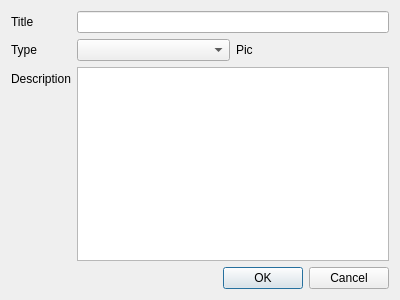
Above: ui/MapAddPinDialog.ui from dmzdev/stance before the change. Below: the same form after it.
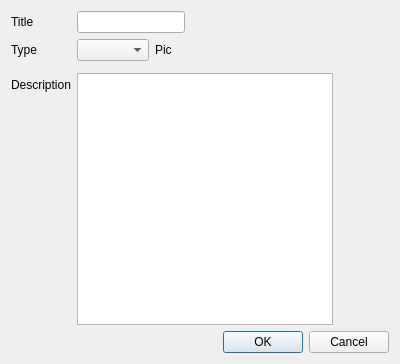
That is the form after the change.

Commit message: Added dynamically created radio buttons which allow user to select groups when dropping pins. WIP.

```diff
--- a/ui/MapAddPinDialog.ui
+++ b/ui/MapAddPinDialog.ui
@@ -7,13 +7,16 @@
     <x>0</x>
     <y>0</y>
     <width>400</width>
-    <height>300</height>
+    <height>364</height>
    </rect>
   </property>
   <property name="windowTitle">
    <string>Dialog</string>
   </property>
   <layout class="QFormLayout" name="formLayout">
+   <property name="fieldGrowthPolicy">
+    <enum>QFormLayout::FieldsStayAtSizeHint</enum>
+   </property>
    <item row="0" column="0">
     <widget class="QLabel" name="titleLabel">
      <property name="text">
@@ -45,17 +48,20 @@
      </item>
     </layout>
    </item>
-   <item row="2" column="0">
+   <item row="2" column="1">
+    <layout class="QFormLayout" name="groupFLayout"/>
+   </item>
+   <item row="3" column="0">
     <widget class="QLabel" name="descLabel">
      <property name="text">
       <string>Description</string>
      </property>
     </widget>
    </item>
-   <item row="2" column="1">
+   <item row="3" column="1">
     <widget class="QTextEdit" name="descEdit"/>
    </item>
-   <item row="3" column="0" colspan="2">
+   <item row="4" column="0" colspan="2">
     <widget class="QDialogButtonBox" name="buttonBox">
      <property name="orientation">
       <enum>Qt::Horizontal</enum>
```
The commit also changes 2 other files.
